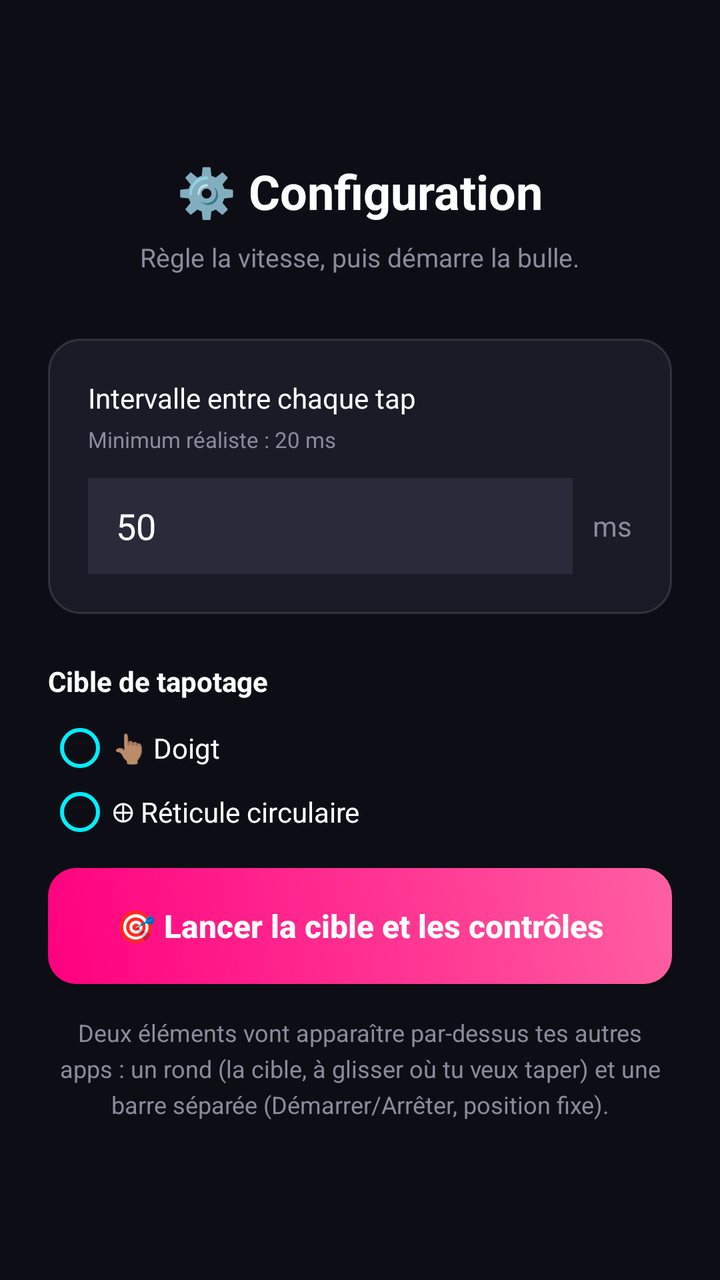
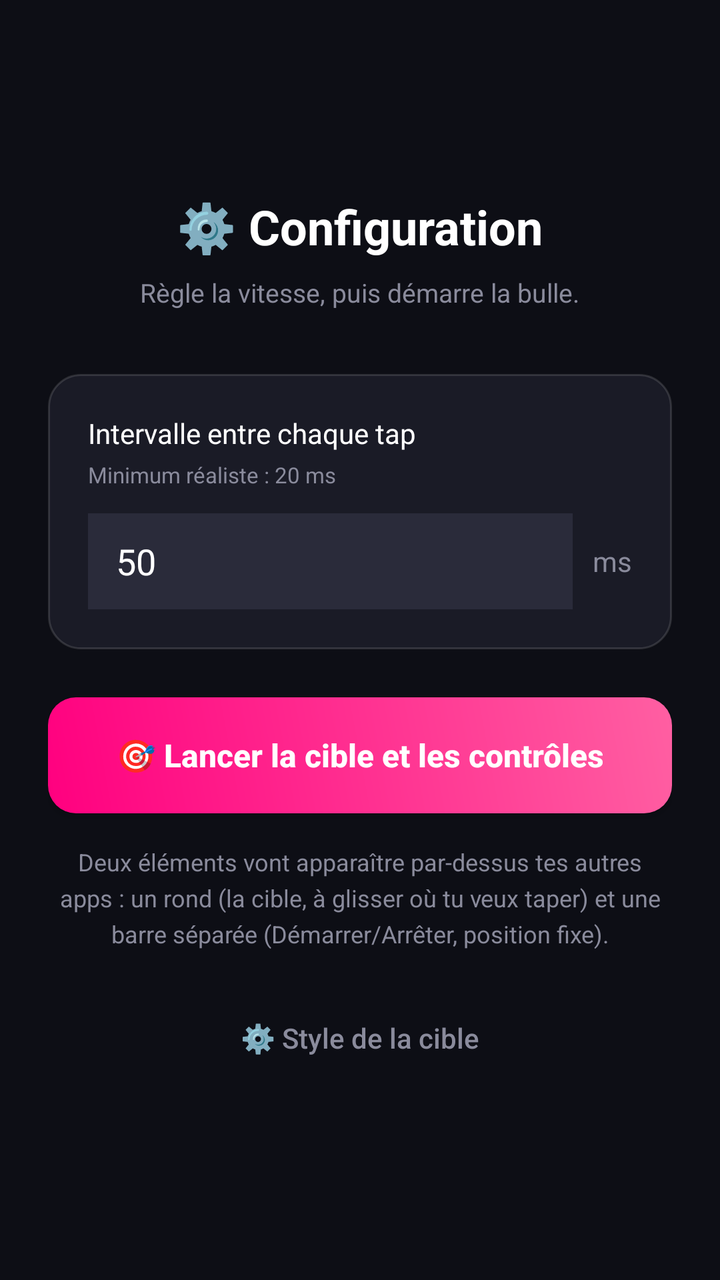

An Android layout rendered at two revisions. The XML below is the earlier revision; the diff shows what the commit changed to produce the second picture.
<!-- AndroidManifest.xml: application theme Theme.AppCompat.Light.NoActionBar -->
<!-- res/layout/activity_config.xml -->
<?xml version="1.0" encoding="utf-8"?>
<LinearLayout xmlns:android="http://schemas.android.com/apk/res/android"
    android:layout_width="match_parent"
    android:layout_height="match_parent"
    android:background="@color/kiddo_bg"
    android:orientation="vertical"
    android:padding="24dp"
    android:gravity="center">

    <TextView
        android:layout_width="wrap_content"
        android:layout_height="wrap_content"
        android:text="⚙️ Configuration"
        android:textColor="@color/kiddo_white"
        android:textSize="24sp"
        android:textStyle="bold"
        android:layout_marginBottom="8dp" />

    <TextView
        android:layout_width="wrap_content"
        android:layout_height="wrap_content"
        android:text="Règle la vitesse, puis démarre la bulle."
        android:textColor="@color/kiddo_muted"
        android:textSize="13sp"
        android:layout_marginBottom="32dp" />

    <LinearLayout
        android:layout_width="match_parent"
        android:layout_height="wrap_content"
        android:orientation="vertical"
        android:background="@drawable/step_card_background"
        android:padding="20dp"
        android:layout_marginBottom="24dp">

        <TextView
            android:layout_width="match_parent"
            android:layout_height="wrap_content"
            android:text="Intervalle entre chaque tap"
            android:textColor="@color/kiddo_white"
            android:textSize="14sp"
            android:layout_marginBottom="4dp" />

        <TextView
            android:layout_width="match_parent"
            android:layout_height="wrap_content"
            android:text="Minimum réaliste : 20 ms"
            android:textColor="@color/kiddo_muted"
            android:textSize="11sp"
            android:layout_marginBottom="12dp" />

        <LinearLayout
            android:layout_width="match_parent"
            android:layout_height="wrap_content"
            android:orientation="horizontal"
            android:gravity="center_vertical">

            <EditText
                android:id="@+id/etInterval"
                android:layout_width="0dp"
                android:layout_height="48dp"
                android:layout_weight="1"
                android:inputType="number"
                android:text="50"
                android:textColor="@color/kiddo_white"
                android:background="#2A2B3A"
                android:paddingStart="14dp"
                android:paddingEnd="14dp" />

            <TextView
                android:layout_width="wrap_content"
                android:layout_height="wrap_content"
                android:text="ms"
                android:textColor="@color/kiddo_muted"
                android:layout_marginStart="10dp" />
        </LinearLayout>
    </LinearLayout>

    <TextView
        android:layout_width="match_parent"
        android:layout_height="wrap_content"
        android:text="Cible de tapotage"
        android:textColor="@color/kiddo_white"
        android:textSize="14sp"
        android:textStyle="bold"
        android:layout_marginBottom="8dp" />

    <RadioButton
        android:id="@+id/rbFinger"
        android:layout_width="match_parent"
        android:layout_height="wrap_content"
        android:text="👆🏽 Doigt"
        android:textColor="@color/kiddo_white"
        android:buttonTint="@color/kiddo_cyan" />

    <RadioButton
        android:id="@+id/rbCircle"
        android:layout_width="match_parent"
        android:layout_height="wrap_content"
        android:text="⊕ Réticule circulaire"
        android:textColor="@color/kiddo_white"
        android:buttonTint="@color/kiddo_cyan"
        android:layout_marginBottom="12dp" />

    <Button
        android:id="@+id/btnToggleTapper"
        android:layout_width="match_parent"
        android:layout_height="58dp"
        android:text="🎯 Lancer la cible et les contrôles"
        android:textAllCaps="false"
        android:textSize="16sp"
        android:textStyle="bold"
        android:textColor="@color/kiddo_white"
        android:background="@drawable/btn_primary_bg"
        android:layout_marginBottom="16dp" />

    <TextView
        android:id="@+id/tvConfigStatus"
        android:layout_width="match_parent"
        android:layout_height="wrap_content"
        android:textColor="@color/kiddo_muted"
        android:textSize="12sp"
        android:gravity="center"
        android:lineSpacingExtra="4dp"
        android:text="Deux éléments vont apparaître par-dessus tes autres apps : un rond (la cible, à glisser où tu veux taper) et une barre séparée (Démarrer/Arrêter, position fixe)." />

</LinearLayout>
<!-- resources referenced by this layout -->
<resources>
  <color name="kiddo_bg">#0D0E15</color>
  <color name="kiddo_cyan">#00F0FF</color>
  <color name="kiddo_muted">#8A8B9C</color>
  <color name="kiddo_white">#FFFFFF</color>
  <!-- drawable btn_primary_bg (drawable) -->
  <?xml version="1.0" encoding="utf-8"?>
  <shape xmlns:android="http://schemas.android.com/apk/res/android" android:shape="rectangle">
      <gradient
          android:startColor="@color/kiddo_pink"
          android:endColor="#FF5FA2"
          android:angle="45" />
      <corners android:radius="14dp" />
  </shape>
  <!-- drawable step_card_background (drawable) -->
  <?xml version="1.0" encoding="utf-8"?>
  <shape xmlns:android="http://schemas.android.com/apk/res/android" android:shape="rectangle">
      <solid android:color="@color/kiddo_card" />
      <corners android:radius="16dp" />
      <stroke android:width="1dp" android:color="#22FFFFFF" />
  </shape>
  <color name="kiddo_pink">#FF007F</color>
  <color name="kiddo_card">#1A1B26</color>
</resources>

<!-- the commit's change to res/layout/activity_config.xml (unified diff, before → after) -->
@@ -75,32 +75,6 @@
         </LinearLayout>
     </LinearLayout>
 
-    <TextView
-        android:layout_width="match_parent"
-        android:layout_height="wrap_content"
-        android:text="Cible de tapotage"
-        android:textColor="@color/kiddo_white"
-        android:textSize="14sp"
-        android:textStyle="bold"
-        android:layout_marginBottom="8dp" />
-
-    <RadioButton
-        android:id="@+id/rbFinger"
-        android:layout_width="match_parent"
-        android:layout_height="wrap_content"
-        android:text="👆🏽 Doigt"
-        android:textColor="@color/kiddo_white"
-        android:buttonTint="@color/kiddo_cyan" />
-
-    <RadioButton
-        android:id="@+id/rbCircle"
-        android:layout_width="match_parent"
-        android:layout_height="wrap_content"
-        android:text="⊕ Réticule circulaire"
-        android:textColor="@color/kiddo_white"
-        android:buttonTint="@color/kiddo_cyan"
-        android:layout_marginBottom="12dp" />
-
     <Button
         android:id="@+id/btnToggleTapper"
         android:layout_width="match_parent"
@@ -123,4 +97,14 @@
         android:lineSpacingExtra="4dp"
         android:text="Deux éléments vont apparaître par-dessus tes autres apps : un rond (la cible, à glisser où tu veux taper) et une barre séparée (Démarrer/Arrêter, position fixe)." />
 
+    <Button
+        android:id="@+id/btnSettings"
+        android:layout_width="wrap_content"
+        android:layout_height="wrap_content"
+        android:layout_marginTop="20dp"
+        android:text="⚙️ Style de la cible"
+        android:textAllCaps="false"
+        android:textColor="@color/kiddo_muted"
+        android:background="@android:color/transparent" />
+
 </LinearLayout>
<!-- resource entries referenced after the edit -->
@@ -1,7 +1,6 @@
 <!-- resources referenced by this layout -->
 <resources>
   <color name="kiddo_bg">#0D0E15</color>
-  <color name="kiddo_cyan">#00F0FF</color>
   <color name="kiddo_muted">#8A8B9C</color>
   <color name="kiddo_white">#FFFFFF</color>
   <!-- drawable btn_primary_bg (drawable) -->
